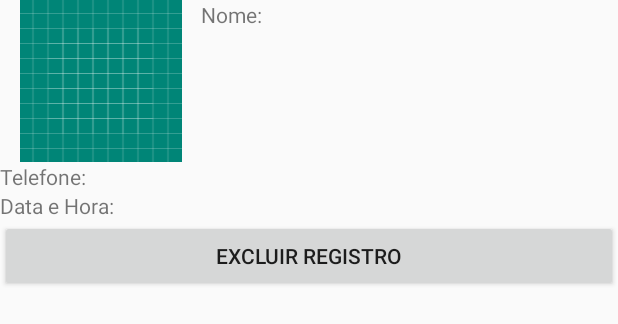
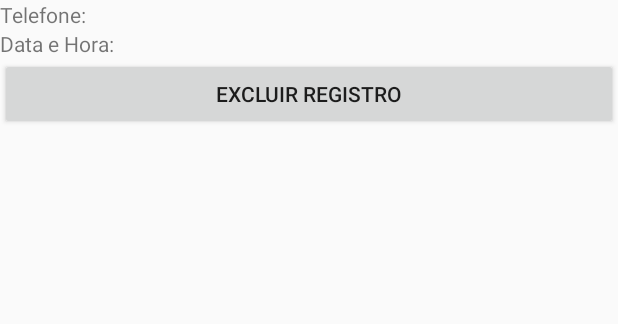
Before and after one commit to Sergiofreitasp/Dispositivosmoveis, an Android app: the layout activity_ultimas_chamadas.xml on its own in the app's theme, with its tools: preview values and no code run, on a phone screen of 412 x 824 dp. Shown: the top 324 px of the screen. Run offline under Robolectric (Android 15) with nearby library versions, the phone set to English and light mode, and no system bars.

Commit message:
Android -- Programação para dispositivos moveis

```diff
--- a/AppHelloWorld1/app/src/main/res/layout/activity_ultimas_chamadas.xml
+++ b/AppHelloWorld1/app/src/main/res/layout/activity_ultimas_chamadas.xml
@@ -6,32 +6,6 @@
     android:orientation="vertical">
 
 
-    <LinearLayout
-        android:layout_width="match_parent"
-        android:layout_height="wrap_content"
-        android:orientation="horizontal">
-
-        <ImageView
-            android:id="@+id/imageView"
-            android:layout_width="wrap_content"
-            android:layout_height="wrap_content"
-            android:layout_weight="1"
-            app:srcCompat="@drawable/ic_launcher_background" />
-    <TextView
-        android:id="@+id/textView"
-        android:layout_width="wrap_content"
-        android:layout_height="wrap_content"
-        android:layout_weight="2"
-        android:text="Nome:" />
-
-    <TextView
-        android:id="@+id/txtNome"
-        android:layout_width="wrap_content"
-        android:layout_height="wrap_content"
-        android:layout_weight="7"
-        android:text="" />
-
-    </LinearLayout>
 
     <LinearLayout
         android:layout_width="match_parent"
@@ -76,7 +50,7 @@
     </LinearLayout>
 
     <Button
-        android:id="@+id/button2"
+        android:id="@+id/bttexcluirRegistro"
         android:layout_width="match_parent"
         android:layout_height="wrap_content"
         android:text="Excluir Registro" />
```
Also changed, not shown: AppHelloWorld1/app/src/main/java/br/com/netoware/apps/apphelloworld/ChamadaDAO.java (+18 -6 lines), AppHelloWorld1/app/src/main/java/br/com/netoware/apps/apphelloworld/MenuOpcoes.java (+19 -1 lines), AppHelloWorld1/app/src/main/java/br/com/netoware/apps/apphelloworld/UltimasChamadasActivity.java (+17 -2 lines).
